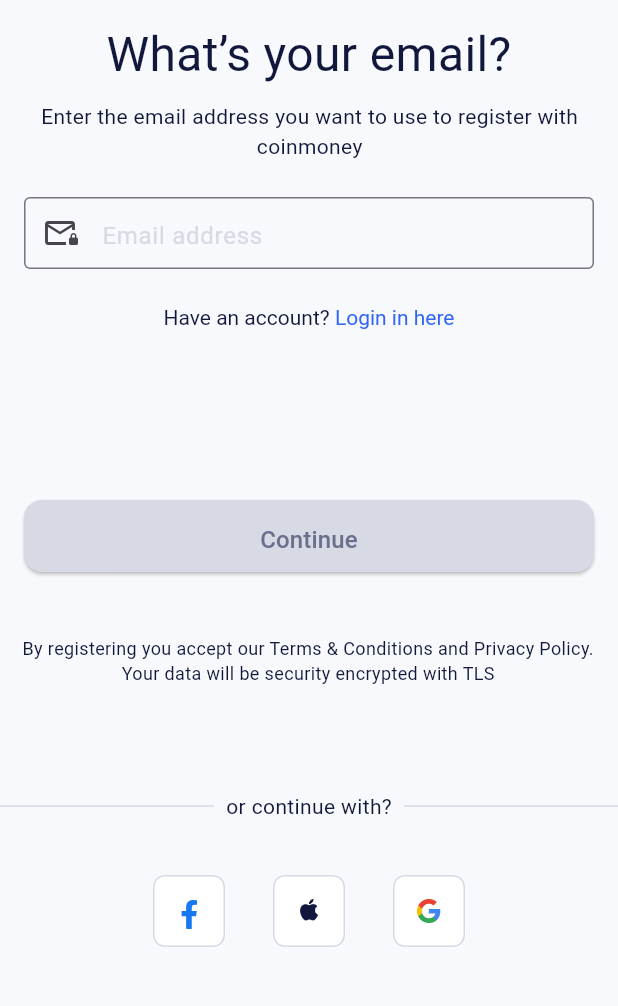
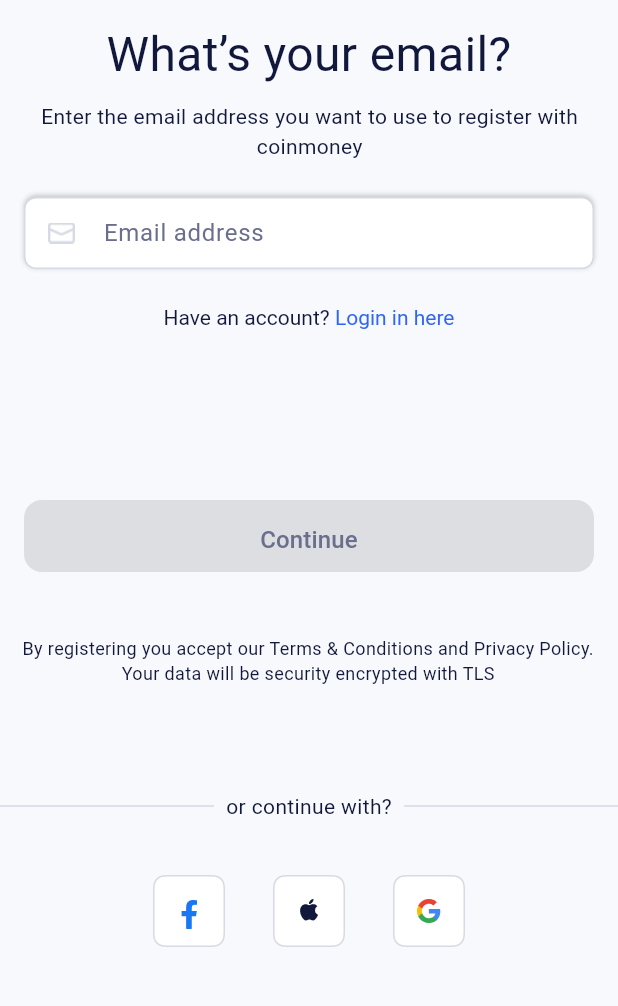
Before and after one commit to bai-93/binanceApp, a Flutter app: the SignUpAddMail screen opened by its route, on a phone screen of 412 x 824 dp, the part 64-1070 px from its top. Run offline on Flutter 3.47's test engine with Material 3 defaults, Android fonts, the phone set to English and light mode, and no system bars; our stand-ins replace adaptive_theme, bloc, dio, equatable, flutter_bloc, get_it and 5 more; accounts and stored records are empty; generated files the repository leaves out were written again; network calls fail.

Commit message:
completed mail entered screen

```diff
--- a/lib/config/theme/themes.dart
+++ b/lib/config/theme/themes.dart
@@ -1,21 +1,16 @@
 import 'package:flutter/material.dart';
 
 final lightTheme = ThemeData(
+    splashFactory: NoSplash.splashFactory,
     primaryColor: Colors.white,
     textTheme: const TextTheme(
         bodyLarge: TextStyle(
-            color: Colors.black,
-            fontSize: 20.0,
-            // decoration: TextDecoration.underline,
-            decorationThickness: 0.5,
-            decorationColor: Colors.black)));
+      color: Colors.black,
+    )));
 
 final darkTheme = ThemeData(
     primaryColor: Colors.black,
     textTheme: const TextTheme(
         bodyLarge: TextStyle(
-            color: Colors.white,
-            fontSize: 20.0,
-            // decoration: TextDecoration.underline,
-            decorationThickness: 0.5,
-            decorationColor: Colors.white)));
+      color: Colors.white,
+    )));
--- a/lib/core/resources/data_state.dart
+++ /dev/null
@@ -1,19 +0,0 @@
-import 'package:dio/dio.dart';
-
-abstract class DataState<T> {
-  final T? data;
-  final DioException? dioError;
-
-  const DataState({this.data, this.dioError});
-}
-
-class SuccessDataState<T> extends DataState<T> {
-  const SuccessDataState(T data) : super(data: data);
-}
-
-class FailedDataState<T> extends DataState<T> {
-  const FailedDataState(DioException error)
-      : super(
-            dioError:
-                error); // this won't work  const FailedDataState(T error) : super(dioError: error)
-}
--- a/lib/presentation/pages/login_page/signUp/add_mail.dart
+++ b/lib/presentation/pages/login_page/signUp/add_mail.dart
@@ -1,8 +1,10 @@
 import 'package:flutter/gestures.dart';
 import 'package:flutter/material.dart';
+import 'package:go_router/go_router.dart';
 import 'package:sheker/config/base_widgets/base_statefull.dart';
 import 'package:sheker/config/base_widgets/base_stateless.dart';
 import 'package:sheker/utilities/app_colors.dart';
+import 'package:sheker/utilities/regex_pattern.dart';
 
 class SignUpAddMail extends BaseScreen {
   const SignUpAddMail({super.key});
@@ -13,6 +15,25 @@ class SignUpAddMail extends BaseScreen {
 
 class _SignUpAddMailState extends BaseScreenState<SignUpAddMail>
     with BaseScreenMixin {
+  final _form = GlobalKey<FormState>();
+  final controller = TextEditingController();
+  final focus = FocusNode();
+
+  @override
+  void initState() {
+    super.initState();
+
+    focus.addListener(() {
+      debugPrint("focus listener");
+    });
+
+    controller.addListener(() {
+      if (controller.text.isNotEmpty) {
+        setState(() {});
+      }
+    });
+  }
+
   @override
   bool isActiveBottomSocialApp() {
     return true;
@@ -59,16 +80,64 @@ class _SignUpAddMailState extends BaseScreenState<SignUpAddMail>
         const SizedBox(height: 24.0),
         Padding(
           padding: const EdgeInsets.only(left: 16.0, right: 16.0),
-          child: SizedBox(
-              height: 48.0,
-              child: TextField(
+          child: Container(
+            decoration: BoxDecoration(
+                color: AppColors.surface,
+                boxShadow: controller.text.isNotEmpty
+                    ? null
+                    : [
+                        BoxShadow(
+                            color: AppColors.internal,
+                            offset: const Offset(0.0, -1.0),
+                            blurRadius: 2.0)
+                      ],
+                border: Border.all(
+                    color: controller.text.isNotEmpty
+                        ? AppColors.onboardingPrimary
+                        : AppColors.otline),
+                borderRadius: const BorderRadius.all(Radius.circular(8.0))),
+            height: 48.0,
+            child: Form(
+              child: TextFormField(
+                controller: controller,
+                focusNode: focus,
+                style: TextStyle(color: AppColors.text, fontSize: 16.0),
+                key: _form,
+                autovalidateMode: AutovalidateMode.disabled,
                 decoration: InputDecoration(
-                    prefixIcon: Icon(Icons.mail_lock_outlined),
-                    border: OutlineInputBorder(),
-                    hintText: 'Email address',
-                    hintStyle:
-                        TextStyle(color: AppColors.otline, fontSize: 16.0)),
-              )),
+                    contentPadding: const EdgeInsets.all(0.0),
+                    prefixIcon: Image.asset(
+                      'lib/images/login/signup/mail_signup.png',
+                      width: 18.0,
+                      height: 14.0,
+                      alignment: Alignment.center,
+                      color: controller.text.isNotEmpty
+                          ? AppColors.onboardingPrimary
+                          : AppColors.otline,
+                    ),
+                    labelText: 'Email address',
+                    labelStyle:
+                        TextStyle(color: AppColors.secondary, fontSize: 16.0),
+                    suffixIcon: controller.text.isNotEmpty
+                        ? SizedBox(
+                            width: 24.0,
+                            height: 24.0,
+                            child: Image.asset(
+                              'lib/images/login/signup/check_ring_light.png',
+                            ),
+                          )
+                        : null,
+                    border: InputBorder.none),
+                onChanged: (String input) {
+                  if (RegexPattern.emailValidator(input) == null) {
+                    debugPrint(" wrong === ${input}");
+                  } else {
+                    debugPrint("success == ${input}");
+                  }
+                },
+              ),
+            ),
+          ),
         ),
         const SizedBox(
           height: 24.0,
@@ -94,13 +163,17 @@ class _SignUpAddMailState extends BaseScreenState<SignUpAddMail>
         ),
         const SizedBox(height: 114.0),
         ElevatedButton(
-            onPressed: () {
-              debugPrint("Continue");
-            },
+            onPressed: controller.text.isNotEmpty
+                ? () {
+                    context.go('/a');
+                  }
+                : null,
             style: ElevatedButton.styleFrom(
                 fixedSize: Size(sizeOfScreen().width - 32.0, 48.0),
                 splashFactory: NoSplash.splashFactory,
-                backgroundColor: AppColors.otline,
+                backgroundColor: controller.text.isNotEmpty
+                    ? AppColors.onboardingPrimary
+                    : AppColors.otline,
                 shape: const RoundedRectangleBorder(
                     borderRadius: BorderRadius.all(Radius.circular(12.0)))),
             child: Padding(
@@ -108,7 +181,11 @@ class _SignUpAddMailState extends BaseScreenState<SignUpAddMail>
               child: Text(
                 'Continue',
                 textAlign: TextAlign.center,
-                style: TextStyle(fontSize: 16.0, color: AppColors.secondary),
+                style: TextStyle(
+                    fontSize: 16.0,
+                    color: controller.text.isNotEmpty
+                        ? AppColors.surface
+                        : AppColors.secondary),
               ),
             )),
         const SizedBox(height: 42.0),
--- a/lib/utilities/app_colors.dart
+++ b/lib/utilities/app_colors.dart
@@ -8,4 +8,5 @@ class AppColors {
   static Color text = '#11183C'.toColor();
   static Color otline = '#D7D9E4'.toColor();
   static Color surface = '#FFFFFF'.toColor();
+  static Color internal = Colors.black.withOpacity(0.2);
 }
--- /dev/null
+++ b/lib/utilities/regex_pattern.dart
@@ -0,0 +1,5 @@
+class RegexPattern {
+  static bool emailValidator(String value) {
+    return RegExp(r'^[\w-\.]+@[a-zA-Z]+\.[a-zA-Z]{2,}$').hasMatch(value);
+  }
+}
```
Also changed, not shown: lib/images/login/signup/1.5x/check_ring_light.png (added), lib/images/login/signup/1.5x/illustration_letter.png (added), lib/images/login/signup/1.5x/mail_signup.png (added), lib/images/login/signup/2.0x/check_ring_light.png (added), lib/images/login/signup/2.0x/illustration_letter.png (added), lib/images/login/signup/2.0x/mail_signup.png (added), lib/images/login/signup/3.0x/check_ring_light.png (added), lib/images/login/signup/3.0x/illustration_letter.png (added), lib/images/login/signup/3.0x/mail_signup.png (added), lib/images/login/signup/check_ring_light.png (added), lib/images/login/signup/illustration_letter.png (added), lib/images/login/signup/mail_signup.png (added).
